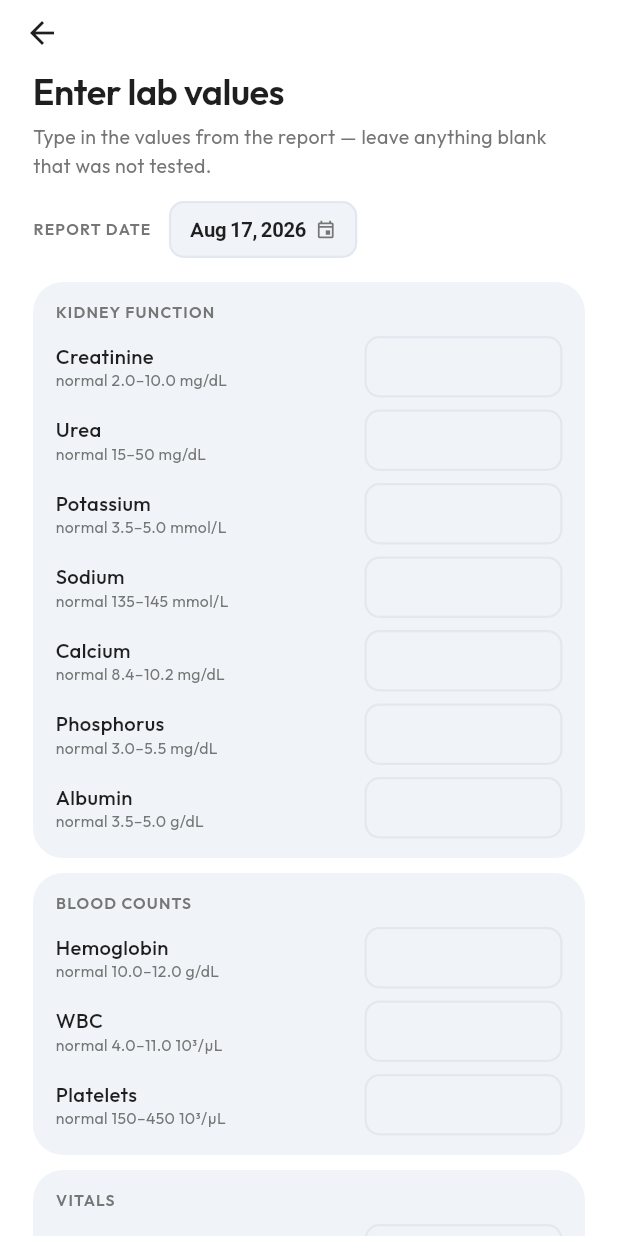
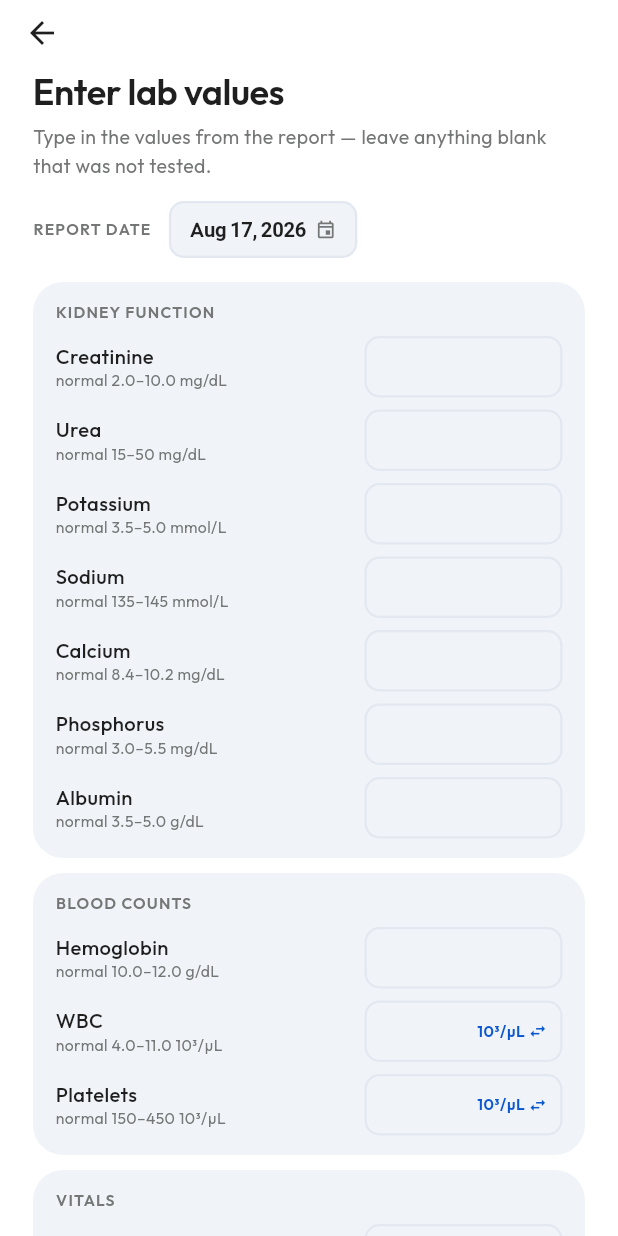
Before and after one commit to xcyberpunkx0/KidneyCare, a Flutter app: the ManualLabEntryPage screen opened by its route, on a phone screen of 412 x 824 dp. Run offline on Flutter 3.47's test engine with Material 3 defaults, Android fonts, the phone set to English and light mode, and no system bars; our stand-ins replace dio, drift, fl_chart, flutter_local_notifications, flutter_riverpod, flutter_secure_storage and 9 more; missing offline and left inert: crop_your_image, sqlcipher_flutter_libs, sqlite3; accounts and stored records are empty; generated files the repository leaves out were written again.

Commit message:
feat: backdated sessions, report-unit entry, richer med cues, clearer AI errors
- Log a Session gains a session date field (capped at today) so past
  sessions can be recorded; a backdated log no longer drags the standing
  next-session pointer into the past.
- Manual lab entry lets WBC and platelets be typed in Indian report
  units (cells/cumm, lakh/cumm) via an in-field unit toggle; values are
  stored canonically so charts and normal bands are unchanged.
- Medication timing cues add Noon and After food (with Hindi strings,
  card icons, and capture-flow instruction mapping).
- Gemini client maps HTTP failures to specific messages (rejected key,
  quota exhausted, server trouble) instead of one generic error.

Co-Authored-By: Claude Fable 5 <noreply@anthropic.com>

```diff
--- a/lib/core/l10n/l10n_x.dart
+++ b/lib/core/l10n/l10n_x.dart
@@ -55,8 +55,10 @@ extension MedScheduleGroupL10n on MedScheduleGroup {
 extension MedTimingCueL10n on MedTimingCue {
   String localizedLabel(AppLocalizations l10n) => switch (this) {
         MedTimingCue.morning => l10n.cueMorning,
+        MedTimingCue.noon => l10n.cueNoon,
         MedTimingCue.night => l10n.cueNight,
         MedTimingCue.beforeFood => l10n.cueBeforeFood,
+        MedTimingCue.afterFood => l10n.cueAfterFood,
         MedTimingCue.withFood => l10n.cueWithFood,
         MedTimingCue.dialysisDayOnly => l10n.cueDialysisDayOnly,
       };
--- a/lib/features/capture/data/repository_impl/capture_repository_impl.dart
+++ b/lib/features/capture/data/repository_impl/capture_repository_impl.dart
@@ -117,9 +117,13 @@ class CaptureRepositoryImpl implements CaptureRepository {
       if (instruction.contains('before food') ||
           instruction.contains('empty stomach'))
         MedTimingCue.beforeFood.name
+      else if (instruction.contains('after food') ||
+          instruction.contains('after meal'))
+        MedTimingCue.afterFood.name
       else if (instruction.contains('food') || instruction.contains('meal'))
         MedTimingCue.withFood.name,
       if (instruction.contains('morning')) MedTimingCue.morning.name,
+      if (instruction.contains('noon')) MedTimingCue.noon.name,
       if (instruction.contains('night') || instruction.contains('bedtime'))
         MedTimingCue.night.name,
       if (instruction.contains('dialysis'))
--- a/lib/features/labs/presentation/pages/manual_lab_entry_page.dart
+++ b/lib/features/labs/presentation/pages/manual_lab_entry_page.dart
@@ -61,6 +61,10 @@ class _ManualLabEntryPageState extends ConsumerState<ManualLabEntryPage> {
   };
   DateTime _takenAt = DateTime.now();
 
+  /// Metrics currently being typed in their report unit (e.g. cells/cumm)
+  /// instead of the canonical unit.
+  final Set<LabMetric> _altUnits = {};
+
   @override
   void dispose() {
     for (final controller in _controllers.values) {
@@ -81,11 +85,14 @@ class _ManualLabEntryPageState extends ConsumerState<ManualLabEntryPage> {
   }
 
   Future<void> _save() async {
-    final values = ManualEntryController.parseValues({
-      for (final MapEntry(key: metric, value: controller)
-          in _controllers.entries)
-        metric: controller.text,
-    });
+    final values = ManualEntryController.parseValues(
+      {
+        for (final MapEntry(key: metric, value: controller)
+            in _controllers.entries)
+          metric: controller.text,
+      },
+      inAltUnit: _altUnits,
+    );
     if (values == null) {
       ScaffoldMessenger.of(context).showSnackBar(SnackBar(
         content: Text(context.l10n.invalidNumber),
@@ -187,6 +194,12 @@ class _ManualLabEntryPageState extends ConsumerState<ManualLabEntryPage> {
                 title: group.localizedTitle(l10n),
                 metrics: group.metrics,
                 controllers: _controllers,
+                altUnits: _altUnits,
+                onToggleUnit: (metric) => setState(() {
+                  _altUnits.contains(metric)
+                      ? _altUnits.remove(metric)
+                      : _altUnits.add(metric);
+                }),
               ),
             ],
             const SizedBox(height: 18),
@@ -220,11 +233,15 @@ class _MetricGroupCard extends StatelessWidget {
     required this.title,
     required this.metrics,
     required this.controllers,
+    required this.altUnits,
+    required this.onToggleUnit,
   });
 
   final String title;
   final List<LabMetric> metrics;
   final Map<LabMetric, TextEditingController> controllers;
+  final Set<LabMetric> altUnits;
+  final ValueChanged<LabMetric> onToggleUnit;
 
   @override
   Widget build(BuildContext context) {
@@ -249,7 +266,10 @@ class _MetricGroupCard extends StatelessWidget {
           for (var i = 0; i < metrics.length; i++) ...[
             const SizedBox(height: 8),
             _MetricRow(
-                metric: metrics[i], controller: controllers[metrics[i]]!),
+                metric: metrics[i],
+                controller: controllers[metrics[i]]!,
+                inAltUnit: altUnits.contains(metrics[i]),
+                onToggleUnit: onToggleUnit),
           ],
         ],
       ),
@@ -258,15 +278,29 @@ class _MetricGroupCard extends StatelessWidget {
 }
 
 class _MetricRow extends StatelessWidget {
-  const _MetricRow({required this.metric, required this.controller});
+  const _MetricRow({
+    required this.metric,
+    required this.controller,
+    required this.inAltUnit,
+    required this.onToggleUnit,
+  });
 
   final LabMetric metric;
   final TextEditingController controller;
+  final bool inAltUnit;
+  final ValueChanged<LabMetric> onToggleUnit;
 
   @override
   Widget build(BuildContext context) {
     final colors = context.colors;
     final typo = context.typo;
+    final unit = inAltUnit ? metric.altUnit! : metric.unit;
+    final rangeMin = inAltUnit
+        ? metric.formatAsAlt(metric.normalMin)
+        : metric.format(metric.normalMin);
+    final rangeMax = inAltUnit
+        ? metric.formatAsAlt(metric.normalMax)
+        : metric.format(metric.normalMax);
 
     return Row(
       children: [
@@ -278,11 +312,7 @@ class _MetricRow extends StatelessWidget {
                   style: typo.cardTitle
                       .copyWith(fontWeight: FontWeight.w500)),
               Text(
-                context.l10n.normalRangeHint(
-                  metric.format(metric.normalMin),
-                  metric.format(metric.normalMax),
-                  metric.unit,
-                ),
+                context.l10n.normalRangeHint(rangeMin, rangeMax, unit),
                 style: typo.caption
                     .copyWith(fontSize: 10.5, color: colors.muted),
               ),
@@ -303,7 +333,38 @@ class _MetricRow extends StatelessWidget {
               isDense: true,
               filled: true,
               fillColor: colors.fieldBg,
-              suffixText: metric.unit,
+              suffixIcon: metric.altUnit == null
+                  ? null
+                  : Padding(
+                      padding: const EdgeInsets.only(right: 4),
+                      child: Semantics(
+                        button: true,
+                        label: context.l10n.changeUnit(unit),
+                        child: InkWell(
+                          onTap: () => onToggleUnit(metric),
+                          borderRadius: BorderRadius.circular(8),
+                          child: Padding(
+                            padding: const EdgeInsets.symmetric(
+                                horizontal: 6, vertical: 6),
+                            child: Row(
+                              mainAxisSize: MainAxisSize.min,
+                              children: [
+                                Text(unit,
+                                    style: typo.caption.copyWith(
+                                        fontSize: 10.5,
+                                        color: colors.accent,
+                                        fontWeight: FontWeight.w600)),
+                                const SizedBox(width: 2),
+                                Icon(Icons.swap_horiz,
+                                    size: 13, color: colors.accent),
+                              ],
+                            ),
+                          ),
+                        ),
+                      ),
+                    ),
+              suffixIconConstraints: const BoxConstraints(),
+              suffixText: metric.altUnit == null ? metric.unit : null,
               suffixStyle: typo.caption
                   .copyWith(fontSize: 10.5, color: colors.muted),
               contentPadding: const EdgeInsets.symmetric(
--- a/lib/l10n/app_hi.arb
+++ b/lib/l10n/app_hi.arb
@@ -66,6 +66,7 @@
   "showMetricChart": "{metric} का चार्ट देखें",
   "enterLabValues": "जाँच के आँकड़े भरें",
   "enterLabValuesCopy": "रिपोर्ट से आँकड़े भरें — जो जाँच नहीं हुई उसे खाली छोड़ दें।",
+  "changeUnit": "यूनिट बदलें, अभी {unit}",
   "reportDate": "रिपोर्ट की तारीख़",
   "changeReportDate": "रिपोर्ट की तारीख़ बदलें, अभी {date}",
   "kidneyFunction": "किडनी फ़ंक्शन",
@@ -205,6 +206,9 @@
   "noSessionsMessage": "हर डायलिसिस के बाद यहाँ दर्ज करें — वज़न, निकाला गया पानी, और कैसा रहा।",
   "logASession": "सेशन दर्ज करें",
   "logSessionCopy": "आज का डायलिसिस, रिकॉर्ड में। जो पता है भरें — अवधि के अलावा सब वैकल्पिक है।",
+  "sessionDate": "सेशन की तारीख़",
+  "sessionDateDialogTitle": "सेशन की तारीख़",
+  "changeSessionDate": "सेशन की तारीख़ बदलें, अभी {date}",
   "duration": "अवधि",
   "preWeightKgLabel": "पहले का वज़न (किग्रा)",
   "postWeightKgLabel": "बाद का वज़न (किग्रा)",
@@ -268,8 +272,10 @@
   "groupByClock": "समय से",
   "groupWeekly": "साप्ताहिक",
   "cueMorning": "सुबह",
+  "cueNoon": "दोपहर",
   "cueNight": "रात",
   "cueBeforeFood": "खाने से पहले",
+  "cueAfterFood": "खाने के बाद",
   "cueWithFood": "खाने के साथ",
   "cueDialysisDayOnly": "सिर्फ़ डायलिसिस के दिन",
   "dayMon": "सोम",
--- a/lib/l10n/app_localizations.dart
+++ b/lib/l10n/app_localizations.dart
@@ -494,6 +494,12 @@ abstract class AppLocalizations {
   /// **'Type in the values from the report — leave anything blank that was not tested.'**
   String get enterLabValuesCopy;
 
+  /// No description provided for @changeUnit.
+  ///
+  /// In en, this message translates to:
+  /// **'Change unit, currently {unit}'**
+  String changeUnit(String unit);
+
   /// No description provided for @reportDate.
   ///
   /// In en, this message translates to:
@@ -1328,6 +1334,24 @@ abstract class AppLocalizations {
   /// **'Today\'s dialysis, in the record. Fill what you know — everything except duration is optional.'**
   String get logSessionCopy;
 
+  /// No description provided for @sessionDate.
+  ///
+  /// In en, this message translates to:
+  /// **'SESSION DATE'**
+  String get sessionDate;
+
+  /// No description provided for @sessionDateDialogTitle.
+  ///
+  /// In en, this message translates to:
+  /// **'Session date'**
+  String get sessionDateDialogTitle;
+
+  /// No description provided for @changeSessionDate.
+  ///
+  /// In en, this message translates to:
+  /// **'Change session date, currently {date}'**
+  String changeSessionDate(String date);
+
   /// No description provided for @duration.
   ///
   /// In en, this message translates to:
@@ -1706,6 +1730,12 @@ abstract class AppLocalizations {
   /// **'Morning'**
   String get cueMorning;
 
+  /// No description provided for @cueNoon.
+  ///
+  /// In en, this message translates to:
+  /// **'Noon'**
+  String get cueNoon;
+
   /// No description provided for @cueNight.
   ///
   /// In en, this message translates to:
@@ -1717,6 +1747,12 @@ abstract class AppLocalizations {
   /// In en, this message translates to:
   /// **'Before food'**
   String get cueBeforeFood;
+
+  /// No description provided for @cueAfterFood.
+  ///
+  /// In en, this message translates to:
+  /// **'After food'**
+  String get cueAfterFood;
 
   /// No description provided for @cueWithFood.
   ///
--- a/lib/shared/domain/lab_metric.dart
+++ b/lib/shared/domain/lab_metric.dart
@@ -11,8 +11,10 @@ enum LabMetric {
   albumin('alb', 'Albumin', 'g/dL', 3.5, 5.0, 1),
   phosphorus('phos', 'Phosphorus', 'mg/dL', 3.0, 5.5, 1),
   calcium('ca', 'Calcium', 'mg/dL', 8.4, 10.2, 1),
-  whiteBloodCells('wbc', 'WBC', '10³/µL', 4.0, 11.0, 1),
-  platelets('plt', 'Platelets', '10³/µL', 150, 450, 0),
+  whiteBloodCells('wbc', 'WBC', '10³/µL', 4.0, 11.0, 1,
+      altUnit: 'cells/cumm', altUnitFactor: 0.001, altDecimals: 0),
+  platelets('plt', 'Platelets', '10³/µL', 150, 450, 0,
+      altUnit: 'lakh/cumm', altUnitFactor: 100, altDecimals: 2),
   weight('wt', 'Weight', 'kg', 56.5, 58.5, 1),
   bloodPressureSystolic('bps', 'BP systolic', 'mmHg', 110, 140, 0),
   bloodPressureDiastolic('bpd', 'BP diastolic', 'mmHg', 70, 90, 0);
@@ -23,8 +25,11 @@ enum LabMetric {
     this.unit,
     this.normalMin,
     this.normalMax,
-    this.decimals,
-  );
+    this.decimals, {
+    this.altUnit,
+    this.altUnitFactor,
+    this.altDecimals = 0,
+  });
 
   final String code;
   final String label;
@@ -32,6 +37,13 @@ enum LabMetric {
   final double normalMin;
   final double normalMax;
   final int decimals;
+
+  /// Alternate unit Indian lab reports commonly print for this metric,
+  /// e.g. cells/cumm for WBC. Values are always *stored* in [unit];
+  /// [altUnitFactor] converts an alt-unit reading into [unit].
+  final String? altUnit;
+  final double? altUnitFactor;
+  final int altDecimals;
 
   static LabMetric? fromCode(String code) {
     for (final metric in values) {
@@ -45,4 +57,12 @@ enum LabMetric {
   bool isBelow(double value) => value < normalMin;
 
   String format(double value) => value.toStringAsFixed(decimals);
+
+  /// Formats a canonical-unit value as it reads in [altUnit].
+  String formatAsAlt(double value) =>
+      (value / altUnitFactor!).toStringAsFixed(altDecimals);
+
+  /// "4000 - 11000" — the normal band expressed in [altUnit].
+  String formatAltRange() =>
+      '${formatAsAlt(normalMin)} - ${formatAsAlt(normalMax)}';
 }
--- a/lib/shared/domain/med_schedule.dart
+++ b/lib/shared/domain/med_schedule.dart
@@ -12,8 +12,10 @@ enum MedScheduleGroup {
 /// Timing cue icons shown on medication cards.
 enum MedTimingCue {
   morning('Morning'),
+  noon('Noon'),
   night('Night'),
   beforeFood('Before food'),
+  afterFood('After food'),
   withFood('With food'),
   dialysisDayOnly('Dialysis day only');
 
```
Also changed, not shown: lib/core/services/gemini_client.dart (+36 -6 lines), lib/features/dialysis/data/repository_impl/dialysis_repository_impl.dart (+6 -1 lines), lib/features/dialysis/presentation/pages/log_session_page.dart (+58 -2 lines), lib/features/labs/presentation/controllers/manual_entry_controller.dart (+11 -3 lines), lib/features/medications/presentation/widgets/medication_card.dart (+7 -0 lines), lib/l10n/app_en.arb (+20 -0 lines), lib/l10n/app_localizations_en.dart (+22 -0 lines), lib/l10n/app_localizations_hi.dart (+22 -0 lines), 3 other files.
